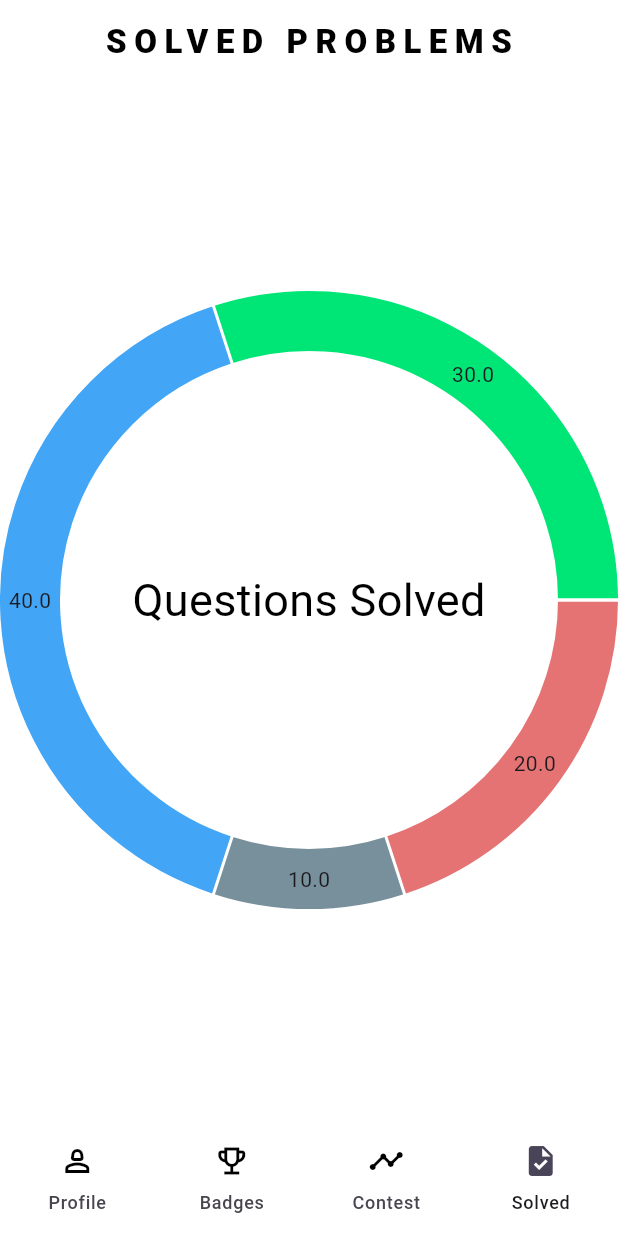
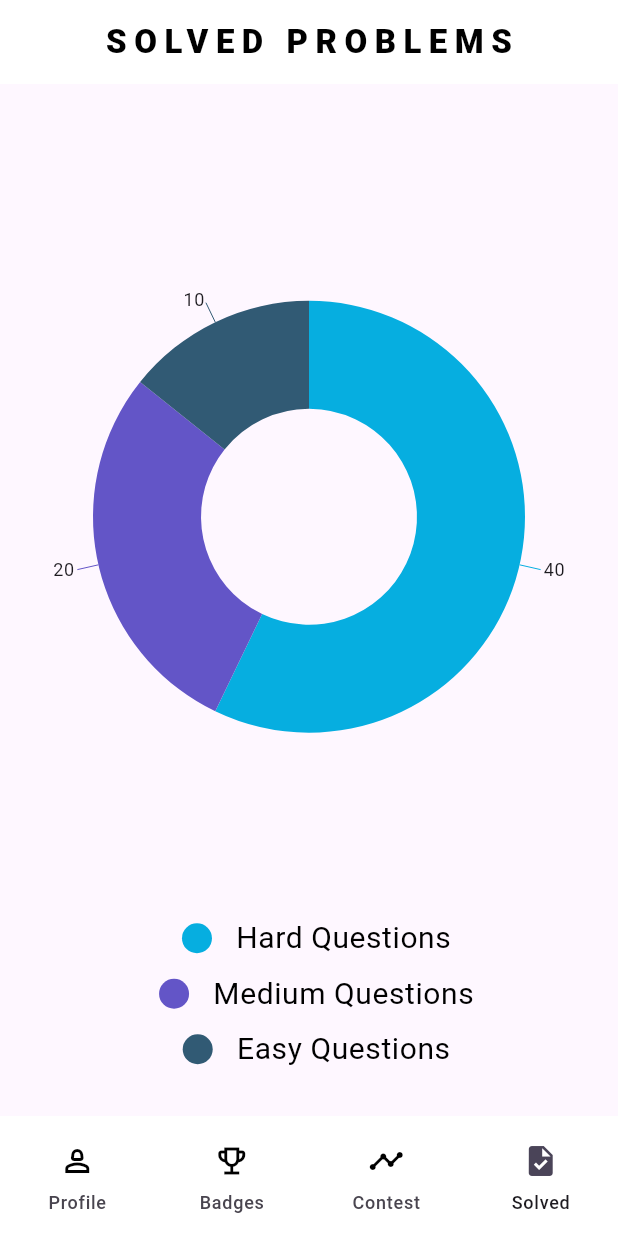
Before and after one commit to shreeyansh64/leet, a Flutter app: the screen it shows after launch, item 4 of the bottom bar chosen, on a phone screen of 412 x 824 dp. Run offline on Flutter 3.47's test engine with Material 3 defaults, Android fonts, the phone set to English and light mode, and no system bars; drawn by our look-alikes of fl_chart; our stand-ins replace syncfusion_flutter_charts.

Commit message:
Updated SolvedPage

```diff
--- /dev/null
+++ b/lib/view/chart.dart
@@ -0,0 +1,49 @@
+import 'package:flutter/material.dart';
+import 'package:syncfusion_flutter_charts/charts.dart';
+
+class Chart extends StatefulWidget {
+  const Chart({super.key});
+
+  @override
+  State<Chart> createState() => _ChartState();
+}
+
+class _ChartState extends State<Chart> {
+  List chartData = [
+    [40, 'Hard Questions', Color.fromRGBO(82, 98, 266, 1)],
+    [20, 'Medium Questions', Color.fromRGBO(252, 91, 57, 1)],
+    [10, 'Easy Questions', Color.fromRGBO(123, 201, 82, 1)],
+  ];
+
+  @override
+  Widget build(BuildContext context) {
+    return Scaffold(
+      body: Padding(
+        padding: EdgeInsetsGeometry.all(16),
+        child: SfCircularChart(
+          series: [
+            DoughnutSeries(
+              radius: '80%',
+              dataSource: chartData,
+              yValueMapper: (data, index) => data[0],
+              xValueMapper: (data, index) => data[1],
+              explode: true,
+              dataLabelMapper: (data, index) => data[0].toString(),
+              dataLabelSettings: DataLabelSettings(
+                isVisible: true,
+                labelPosition: ChartDataLabelPosition.outside,
+              ),
+            ),
+          ],
+          legend: Legend(
+            isVisible: true,
+            position: LegendPosition.bottom,
+            textStyle: TextStyle(color: Colors.black,fontSize: 20),
+            orientation: LegendItemOrientation.vertical,
+            iconHeight: 20,iconWidth: 40
+          ),
+        ),
+      ),
+    );
+  }
+}
--- a/lib/view/solvedpage.dart
+++ b/lib/view/solvedpage.dart
@@ -1,5 +1,6 @@
 import 'package:fl_chart/fl_chart.dart';
 import 'package:flutter/material.dart';
+import 'package:leet/view/chart.dart';
 
 class SolvedPage extends StatefulWidget {
   const SolvedPage({super.key});
@@ -26,25 +27,7 @@ class _SolvedPageState extends State<SolvedPage> {
           ),
         ),
       ),
-      body: Stack(
-        alignment: Alignment.center,
-        children: [
-          Text("Questions Solved",style: TextStyle(color: Colors.black,fontWeight: FontWeight.w400,fontSize: 30),),
-          PieChart(
-            swapAnimationDuration: Duration(milliseconds: 1000),
-            swapAnimationCurve: Curves.easeInOut,
-
-            PieChartData(
-              sections: [
-                PieChartSectionData(value: 20, color: Colors.red[300]),
-                PieChartSectionData(value: 10, color: Colors.blueGrey[400]),
-                PieChartSectionData(value: 40, color: Colors.blue[400]),
-                PieChartSectionData(value: 30, color: Colors.greenAccent[400]),
-              ],
-            ),
-          ),
-        ],
-      ),
+      body: Chart(),
     );
   }
 }
--- a/pubspec.yaml
+++ b/pubspec.yaml
@@ -36,6 +36,7 @@ dependencies:
   cupertino_icons: ^1.0.8
   http: ^1.5.0
   fl_chart: ^1.1.1
+  syncfusion_flutter_charts: ^31.1.22
 
 dev_dependencies:
   flutter_test:
```
Also changed, not shown: pubspec.lock.
